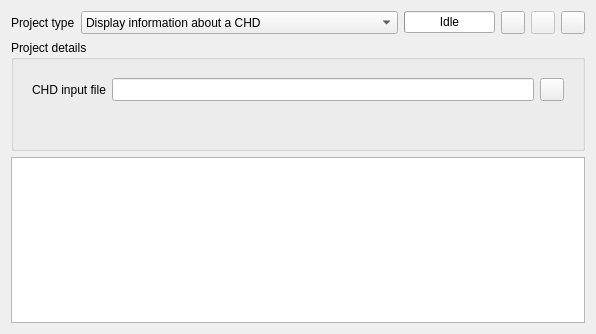
The window that tools/qchdman/projectwidget.ui (qmc2/qmc2-mame-fe) describes before a commit, drawn with Qt 5.
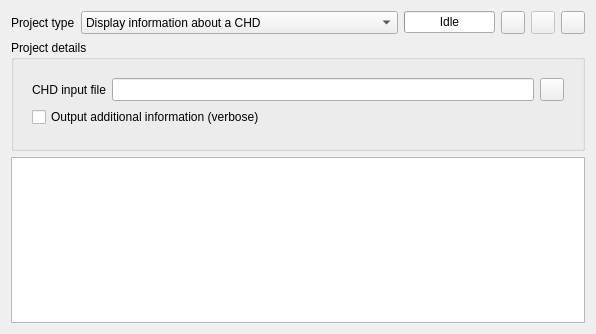
The same window after the commit. Icons and pictures are not drawn.

Commit message: wip: added --verbose for 'chdman info'

The edit to the form file:
```diff
--- a/tools/qchdman/projectwidget.ui
+++ b/tools/qchdman/projectwidget.ui
@@ -203,7 +203,7 @@
             </property>
            </widget>
           </item>
-          <item row="1" column="0" colspan="3">
+          <item row="2" column="0" colspan="3">
            <spacer name="verticalSpacerInfo">
             <property name="orientation">
              <enum>Qt::Vertical</enum>
@@ -216,6 +216,13 @@
             </property>
            </spacer>
           </item>
+          <item row="1" column="0" colspan="3">
+           <widget class="QCheckBox" name="checkBoxInfoVerbose">
+            <property name="text">
+             <string>Output additional information (verbose)</string>
+            </property>
+           </widget>
+          </item>
          </layout>
         </widget>
         <widget class="QWidget" name="pageVerify">
```
Left out of the diff: 1 changed line with no effect on the pictures. The commit also changes 2 other files.
